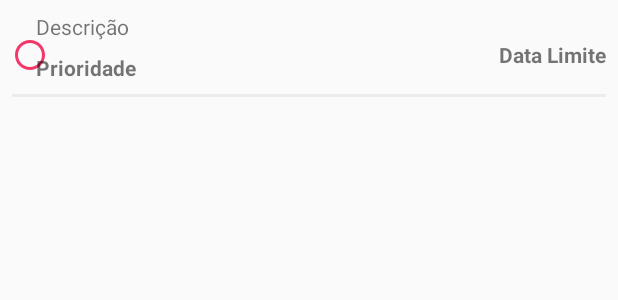
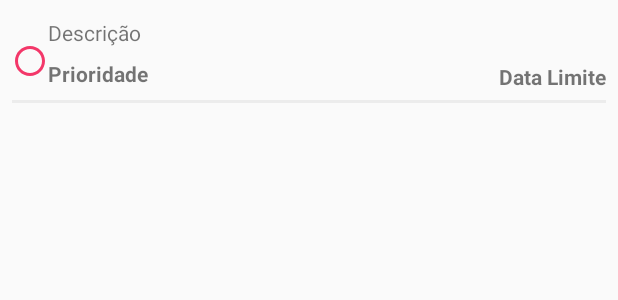
Before and after one commit to eduardorett/Tasks, an Android app: the layout row_task_list.xml on its own in the app's theme, with its tools: preview values and no code run, on a phone screen of 412 x 824 dp. Shown: the top 300 px of the screen. Run offline under Robolectric (Android 15) with nearby library versions, the phone set to English and light mode, and no system bars; network calls fail.

Commit message:
i changed the adpater

```diff
--- a/app/src/main/java/com/example/tasks/view/TaskFormActivity.kt
+++ b/app/src/main/java/com/example/tasks/view/TaskFormActivity.kt
@@ -1,6 +1,7 @@
 package com.example.tasks.view
 
 import android.app.DatePickerDialog
+import android.content.Intent
 import androidx.appcompat.app.AppCompatActivity
 import android.os.Bundle
 import android.util.Log
@@ -105,8 +106,11 @@ private val mListPriorityId:MutableList<Int> = arrayListOf()
             if (it.succes()) {
                 if (mTaskId == 0) {
                     toast(getString(R.string.task_created))
+                    startActivity(Intent(this,MainActivity::class.java))
                 } else {
                    toast(getString(R.string.task_updated))
+                    startActivity(Intent(this,MainActivity::class.java))
+
                 }
             }
             else{
--- a/app/src/main/java/com/example/tasks/view/adapter/TaskAdapter.kt
+++ b/app/src/main/java/com/example/tasks/view/adapter/TaskAdapter.kt
@@ -20,7 +20,7 @@ class TaskAdapter : RecyclerView.Adapter<TaskViewHolder>() {
     }
 
     override fun getItemCount(): Int {
-        return 0
+
          return mList.count()
     }
 
--- a/app/src/main/res/layout/row_task_list.xml
+++ b/app/src/main/res/layout/row_task_list.xml
@@ -13,13 +13,14 @@
         android:src="@drawable/ic_todo"
         app:layout_constraintBottom_toBottomOf="parent"
         app:layout_constraintLeft_toLeftOf="parent"
-        app:layout_constraintTop_toTopOf="parent" />
+        app:layout_constraintTop_toTopOf="@id/text_description" />
 
     <TextView
         android:id="@+id/text_description"
         android:layout_width="match_parent"
         android:layout_height="wrap_content"
-        android:layout_marginStart="16dp"
+        android:layout_marginLeft="24dp"
+        android:layout_marginTop="4dp"
         android:text="@string/descricao"
         app:layout_constraintLeft_toRightOf="@id/image_task"
         app:layout_constraintTop_toTopOf="parent" />
@@ -28,7 +29,7 @@
         android:id="@+id/text_priority"
         android:layout_width="match_parent"
         android:layout_height="wrap_content"
-        android:layout_marginStart="16dp"
+        android:layout_marginLeft="24dp"
         android:layout_marginTop="8dp"
         android:text="@string/prioridade"
         android:textStyle="bold"
@@ -43,7 +44,8 @@
         android:textStyle="bold"
         app:layout_constraintBottom_toBottomOf="parent"
         app:layout_constraintRight_toRightOf="parent"
-        app:layout_constraintTop_toTopOf="parent" />
+        app:layout_constraintTop_toTopOf="parent"
+        app:layout_constraintVertical_bias="0.8" />
 
     <View
         android:id="@+id/view"
```
